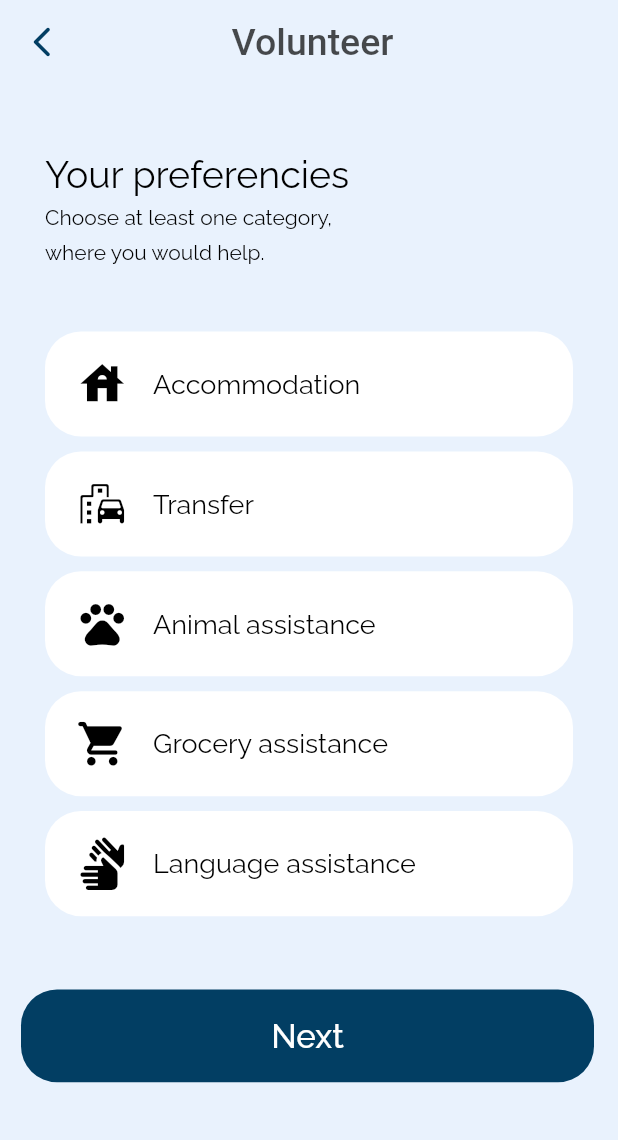
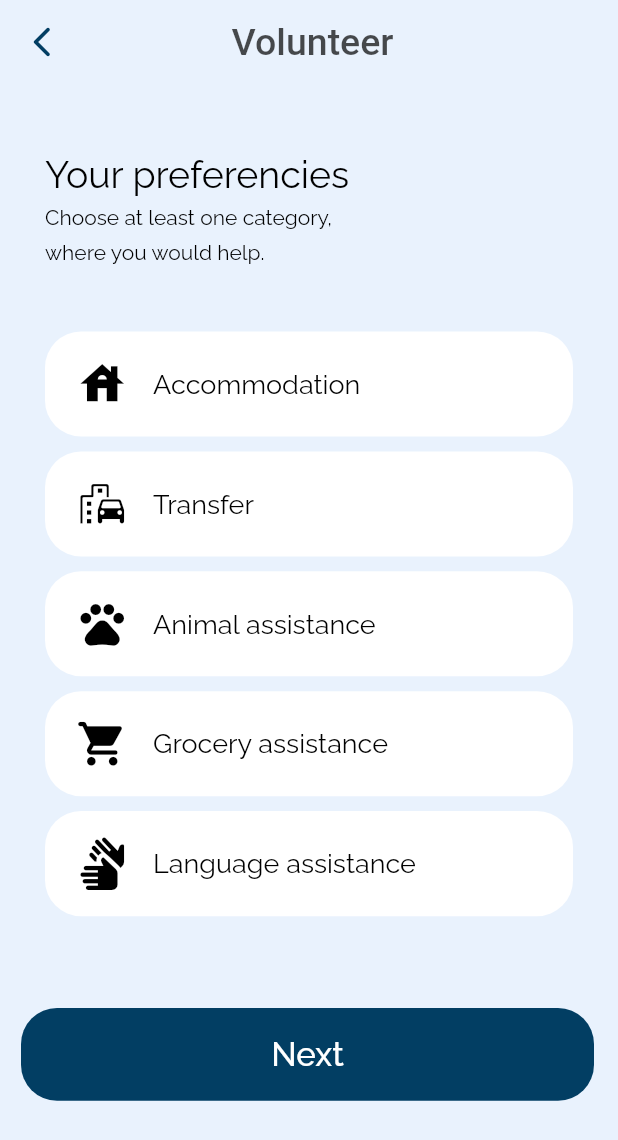
Before and after one commit to kverkholomova/praca_inzynierska, a Flutter app: the ChooseCategory screen opened directly, on a phone screen of 412 x 824 dp. Shown: the top 1140 px of the screen. Run offline on Flutter 3.47's test engine with Material 2 defaults, Android fonts, the phone set to English and light mode, and no system bars; our stand-ins replace cloud_firestore, firebase_auth, firebase_core, firebase_messaging, flutter_custom_clippers, flutter_local_notifications and 5 more; missing offline and left inert: flutter_animated_button; accounts and stored records are empty.

Commit message:
Working on Category screen

```diff
--- a/lib/screens/register_login/volunteer/categories_choose.dart
+++ b/lib/screens/register_login/volunteer/categories_choose.dart
@@ -604,22 +604,25 @@ class _ChooseCategoryState extends State<ChooseCategory> {
                   ),
                 ),
                 floatingActionButton: Padding(
-                  padding: EdgeInsets.only(top: MediaQuery.of(context).size.height * 0.82,),
+                  padding: EdgeInsets.only(top: MediaQuery.of(context).size.height * 0.835,),
                   child: Align(
                     alignment: Alignment.bottomCenter,
                     child: StreamBuilder(
                         stream: FirebaseFirestore.instance
                             .collection('users')
-                            .where('id_vol',
-                                isEqualTo: FirebaseAuth.instance.currentUser?.uid)
+                            .where('id_vol', isEqualTo: FirebaseAuth.instance.currentUser?.uid)
                             .snapshots(),
                         builder:
                             (context, AsyncSnapshot<QuerySnapshot> streamSnapshot) {
                           return ListView.builder(
+
                               itemCount: !streamSnapshot.hasData
                                   ? 1
                                   : streamSnapshot.data?.docs.length,
                               itemBuilder: (ctx, index) {
+                                print("PPPPPPPPPPPPP");
+                                print(streamSnapshot
+                                    .data?.docs[index].id);
                                 return Padding(
                                   padding: const EdgeInsets.only(left: 30),
                                   child: Container(
@@ -634,7 +637,7 @@ class _ChooseCategoryState extends State<ChooseCategory> {
                                         ),
                                         onPressed: () async {
                                           FirebaseFirestore.instance
-                                              .collection('applications')
+                                              .collection('users')
                                               .doc(streamSnapshot
                                                   .data?.docs[index].id)
                                               .update({
--- a/lib/screens/register_login/volunteer/register_volunteer_1.dart
+++ b/lib/screens/register_login/volunteer/register_volunteer_1.dart
@@ -9,6 +9,7 @@ import '../../../shared/loading.dart';
 import '../../../volunteer/home/settings_home_vol.dart';
 import '../../intro_screen/option.dart';
 
+double volunteerRate = 5;
 List<String> chosenCategoryList = [];
 String userName = '';
 String phoneNumber = '';
--- a/lib/services/auth.dart
+++ b/lib/services/auth.dart
@@ -64,7 +64,7 @@ class AuthService {
       UserCredential result = await _auth.createUserWithEmailAndPassword(email: email, password: password);
       User? user = result.user;
       // create a new document for the user with the uid
-      await DatabaseService(uid: user!.uid).updateUserData('New refugee','2', user_name, phone_number,[], user.uid);
+      await DatabaseService(uid: user!.uid).updateUserData('New refugee','2', user_name, phone_number,[], user.uid, 0);
       return _userFromCredUser(user);
     } catch (error) {
       print(error.toString());
@@ -78,7 +78,7 @@ class AuthService {
       UserCredential result = await _auth.createUserWithEmailAndPassword(email: email, password: password);
       User? user = result.user;
       // create a new document for the user with the uid
-      await DatabaseService(uid: user!.uid).updateUserData('New volunteer','1', userName, phoneNumber, chosenCategoryList, user.uid);
+      await DatabaseService(uid: user!.uid).updateUserData('New volunteer','1', userName, phoneNumber, chosenCategoryList, user.uid, volunteerRate);
       return _userFromCredUser(user);
     } catch (error) {
       print(error.toString());
--- a/lib/services/database.dart
+++ b/lib/services/database.dart
@@ -1,6 +1,7 @@
 import 'package:cloud_firestore/cloud_firestore.dart';
 import 'package:wol_pro_1/models/user.dart';
 import 'package:wol_pro_1/models/users_all.dart';
+import 'package:wol_pro_1/screens/register_login/volunteer/register_volunteer_1.dart';
 
 class DatabaseService{
 
@@ -9,7 +10,7 @@ class DatabaseService{
     //collection reference
     final CollectionReference userCollection = FirebaseFirestore.instance.collection('users');
 
-    Future updateUserData(String name, String role, String user_name, String phone, List<String> chosen_category, id_vol) async{
+    Future updateUserData(String name, String role, String user_name, String phone, List<String> chosen_category, id_vol, double rate) async{
       return await userCollection.doc(uid).set({
         'name': name,
         'role': role,
@@ -17,6 +18,7 @@ class DatabaseService{
         'phone_number': phone,
         'category': chosen_category,
         'id_vol': id_vol,
+        'rate': volunteerRate,
 
 
 
```
